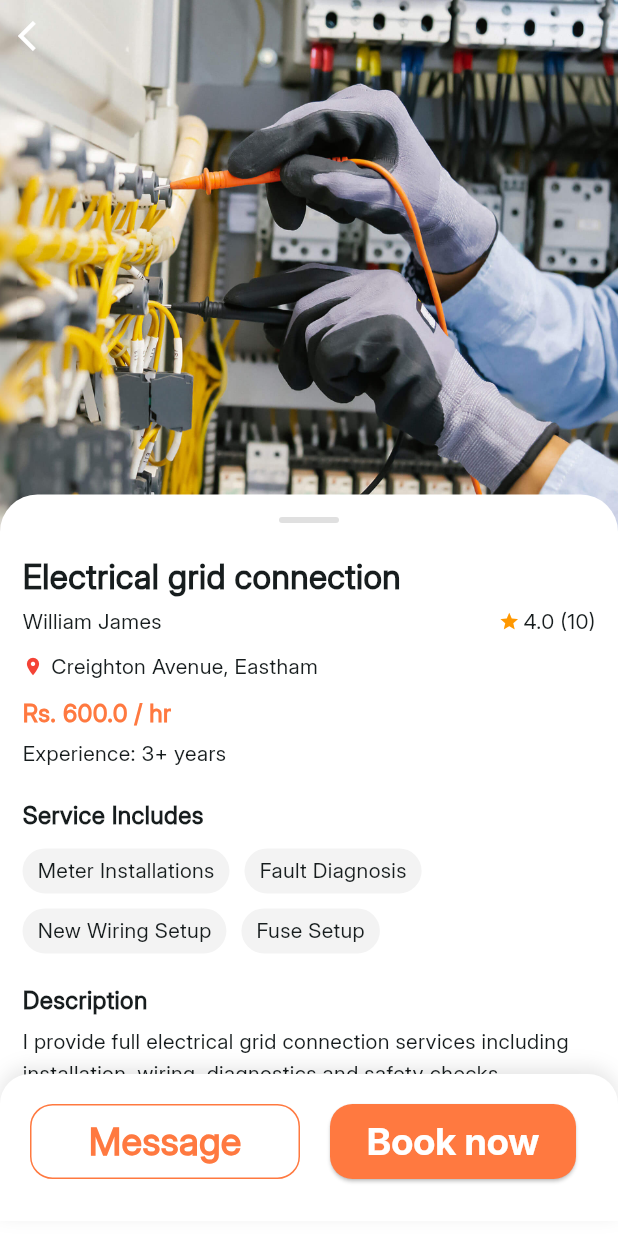
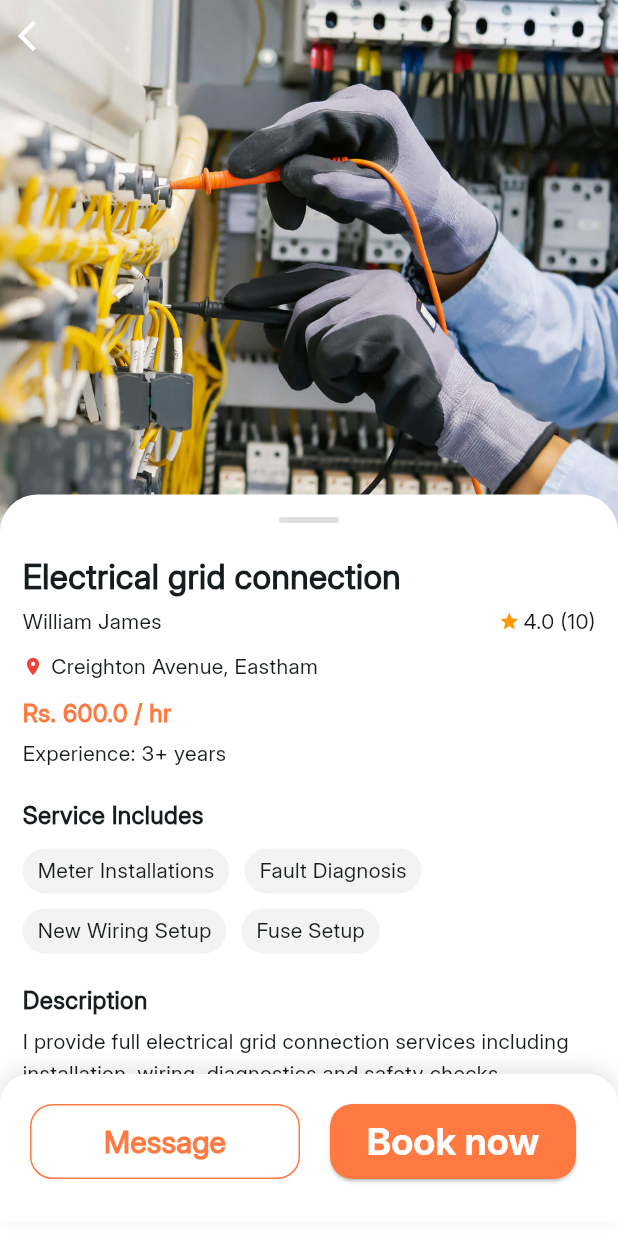
Before and after one commit to SajeenaMahotra/sewa_hub, a Flutter app: the HomeScreen screen opened directly, after a tap on "Electrical grid connection", on a phone screen of 412 x 824 dp. Run offline on Flutter 3.47's test engine with Material 3 defaults, Android fonts, the phone set to English and light mode, and no system bars.

Commit message:
update home screen and complete Sprint 2

```diff
--- a/lib/screens/bottom_screen/home_screen.dart
+++ b/lib/screens/bottom_screen/home_screen.dart
@@ -231,7 +231,7 @@ class HomeScreen extends StatelessWidget {
               padding: const EdgeInsets.only(left: 20),
               gridDelegate: SliverGridDelegateWithFixedCrossAxisCount(
                 crossAxisCount: isTablet ? 2 : 2,
-                crossAxisSpacing: 16,
+                crossAxisSpacing: 5,
                 mainAxisSpacing: 20,
                 childAspectRatio: isTablet ? 1.6 : 0.8,
               ),
--- a/lib/widget/button_outline.dart
+++ b/lib/widget/button_outline.dart
@@ -22,7 +22,7 @@ class ButtonOutline extends StatelessWidget {
           text,
           style: const TextStyle(
             color: Color(0xFFFF7940),
-            fontSize: 25,
+            fontSize: 20,
             fontWeight: FontWeight.bold,
           ),
         ),
```
